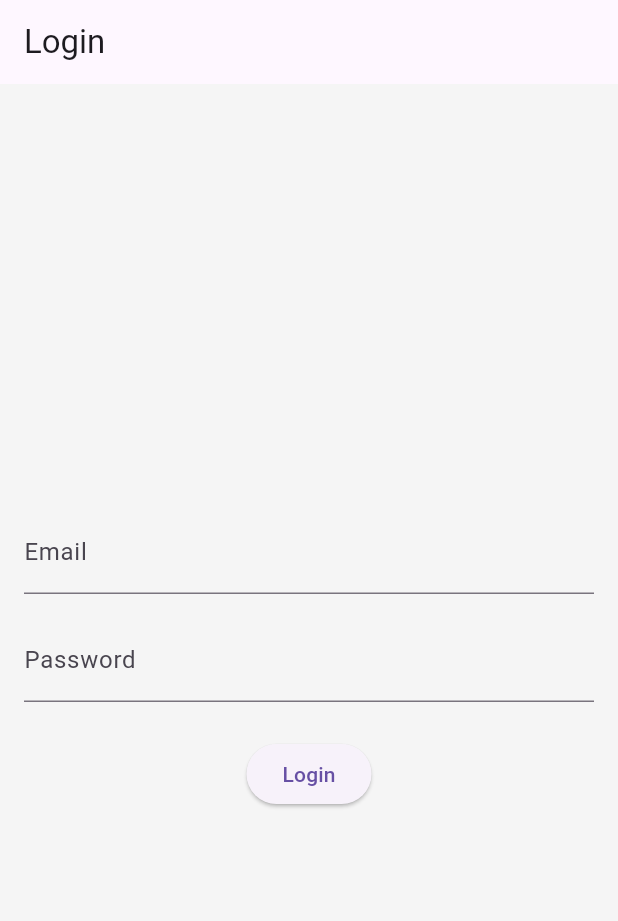
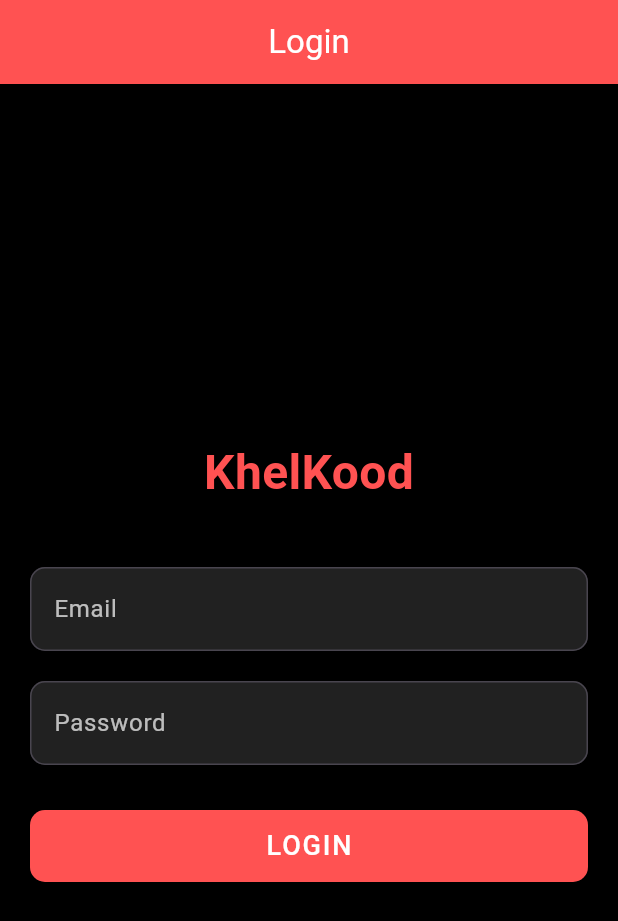
Before and after one commit to saadbinather/KhelKood, a Flutter app: the screen it shows after launch, on a phone screen of 412 x 824 dp. Shown: the top 921 px of the screen. Run offline on Flutter 3.47's test engine with Material 3 defaults, Android fonts, the phone set to English and light mode, and no system bars.

Commit message:
Corrected a few things such as login, payment etc

```diff
--- a/frontend/lib/screens/challenges_page.dart
+++ b/frontend/lib/screens/challenges_page.dart
@@ -99,8 +99,9 @@
                   Navigator.push(
                     context,
                     MaterialPageRoute(
-                      builder: (context) =>
-                          const AvailableCourtsPage(), // 👈 navigate here
+                      builder: (context) => const AvailableCourtsPage(
+                        actionType: "challenge",
+                      ), // 👈 navigate here
                     ),
                   );
                 },
--- a/frontend/lib/screens/dashboard_page.dart
+++ b/frontend/lib/screens/dashboard_page.dart
@@ -2,7 +2,7 @@
 import 'profile_page.dart';
 import 'leaderboard_page.dart';
 import 'challenges_page.dart';
-import 'create_booking_page.dart';
+import 'available_courts_page.dart';
 
 class DashboardPage extends StatelessWidget {
   const DashboardPage({super.key});
@@ -54,7 +54,9 @@
                 Navigator.push(
                   context,
                   MaterialPageRoute(
-                    builder: (context) => const CreateBookingPage(),
+                    builder: (context) => const AvailableCourtsPage(
+                      actionType: "booking",
+                    ), // 👈 navigate here
                   ),
                 );
               },
--- a/frontend/lib/screens/login_page.dart
+++ b/frontend/lib/screens/login_page.dart
@@ -1,47 +1,165 @@
 import 'package:flutter/material.dart';
 import 'dashboard_page.dart';
+import '../courtOwner/dashboard.dart'; // <-- Import court owner dashboard
 
-class LoginPage extends StatelessWidget {
+class LoginPage extends StatefulWidget {
   const LoginPage({super.key});
 
   @override
+  State<LoginPage> createState() => _LoginPageState();
+}
+
+class _LoginPageState extends State<LoginPage> {
+  final TextEditingController emailController = TextEditingController();
+  final TextEditingController passwordController = TextEditingController();
+
+  bool isLoading = false;
+
+  // ----------------------------------------------------------
+  // THIS FUNCTION IS MEANT TO BE REPLACED WITH YOUR REAL API
+  // ----------------------------------------------------------
+  Future<String?> authenticateUser(String email, String password) async {
+    await Future.delayed(const Duration(seconds: 1)); // simulate API delay
+
+    // Mock logic:
+    if (email == "owner@gmail.com" && password == "1234") {
+      return "courtOwner";
+    } else if (email == "player@gmail.com" && password == "1234") {
+      return "player";
+    } else {
+      return null; // authentication failed
+    }
+  }
+
+  void handleLogin() async {
+    final email = emailController.text.trim();
+    final password = passwordController.text.trim();
+
+    if (email.isEmpty || password.isEmpty) {
+      ScaffoldMessenger.of(context).showSnackBar(
+        const SnackBar(
+          content: Text("Please enter email and password"),
+          backgroundColor: Colors.red,
+        ),
+      );
+      return;
+    }
+
+    setState(() => isLoading = true);
+
+    final role = await authenticateUser(email, password);
+
+    setState(() => isLoading = false);
+
+    if (role == null) {
+      ScaffoldMessenger.of(context).showSnackBar(
+        const SnackBar(
+          content: Text("Invalid username or password"),
+          backgroundColor: Colors.red,
+        ),
+      );
+      return;
+    }
+
+    // ----------------------------------------------------------
+    // ROLE-BASED NAVIGATION
+    // ----------------------------------------------------------
+    if (role == "courtOwner") {
+      Navigator.pushReplacement(
+        context,
+        MaterialPageRoute(builder: (_) => const CourtOwnerDashboard()),
+      );
+    } else {
+      Navigator.pushReplacement(
+        context,
+        MaterialPageRoute(builder: (_) => const DashboardPage()),
+      );
+    }
+  }
+
+  @override
   Widget build(BuildContext context) {
-    final TextEditingController emailController = TextEditingController();
-    final TextEditingController passwordController = TextEditingController();
+    return Scaffold(
+      backgroundColor: Colors.black, // Black background
+      appBar: AppBar(
+        backgroundColor: Colors.redAccent,
+        title: const Text("Login", style: TextStyle(color: Colors.white)),
+        centerTitle: true,
+      ),
+      body: Padding(
+        padding: const EdgeInsets.all(20.0),
 
-    return Scaffold(
-      appBar: AppBar(title: const Text("Login")),
-      body: Padding(
-        padding: const EdgeInsets.all(16.0),
         child: Column(
           mainAxisAlignment: MainAxisAlignment.center,
           children: [
+            // ---------------------------- LOGO / TITLE ----------------------------
+            const Text(
+              "KhelKood",
+              style: TextStyle(
+                fontSize: 32,
+                fontWeight: FontWeight.bold,
+                color: Colors.redAccent,
+              ),
+            ),
+            const SizedBox(height: 40),
+
+            // ---------------------------- EMAIL FIELD ----------------------------
             TextField(
               controller: emailController,
-              decoration: const InputDecoration(
-                labelText: 'Email',
+              style: const TextStyle(color: Colors.white),
+              decoration: InputDecoration(
+                filled: true,
+                fillColor: Colors.grey[900],
+                labelText: "Email",
+                labelStyle: const TextStyle(color: Colors.white70),
+                border: OutlineInputBorder(
+                  borderRadius: BorderRadius.circular(10),
+                ),
               ),
             ),
-            const SizedBox(height: 16),
+            const SizedBox(height: 20),
+
+            // ---------------------------- PASSWORD FIELD ----------------------------
             TextField(
               controller: passwordController,
               obscureText: true,
-              decoration: const InputDecoration(
-                labelText: 'Password',
+              style: const TextStyle(color: Colors.white),
+              decoration: InputDecoration(
+                filled: true,
+                fillColor: Colors.grey[900],
+                labelText: "Password",
+                labelStyle: const TextStyle(color: Colors.white70),
+                border: OutlineInputBorder(
+                  borderRadius: BorderRadius.circular(10),
+                ),
               ),
             ),
-            const SizedBox(height: 24),
-            ElevatedButton(
-              onPressed: () {
-                // For now, directly go to Dashboard
-                Navigator.pushReplacement(
-                  context,
-                  MaterialPageRoute(
-                    builder: (context) => const DashboardPage(),
+
+            const SizedBox(height: 30),
+
+            // ---------------------------- LOGIN BUTTON ----------------------------
+            SizedBox(
+              width: double.infinity,
+              height: 48,
+              child: ElevatedButton(
+                style: ElevatedButton.styleFrom(
+                  backgroundColor: Colors.redAccent,
+                  shape: RoundedRectangleBorder(
+                    borderRadius: BorderRadius.circular(10),
                   ),
-                );
-              },
-              child: const Text('Login'),
+                ),
+                onPressed: isLoading ? null : handleLogin,
+                child: isLoading
+                    ? const CircularProgressIndicator(color: Colors.white)
+                    : const Text(
+                        "LOGIN",
+                        style: TextStyle(
+                          color: Colors.white,
+                          fontSize: 18,
+                          letterSpacing: 1.2,
+                        ),
+                      ),
+              ),
             ),
           ],
         ),
```
Also changed, not shown: frontend/lib/screens/available_courts_page.dart (+10 -3 lines), frontend/lib/screens/view_court_details_page.dart (+228 -146 lines).
